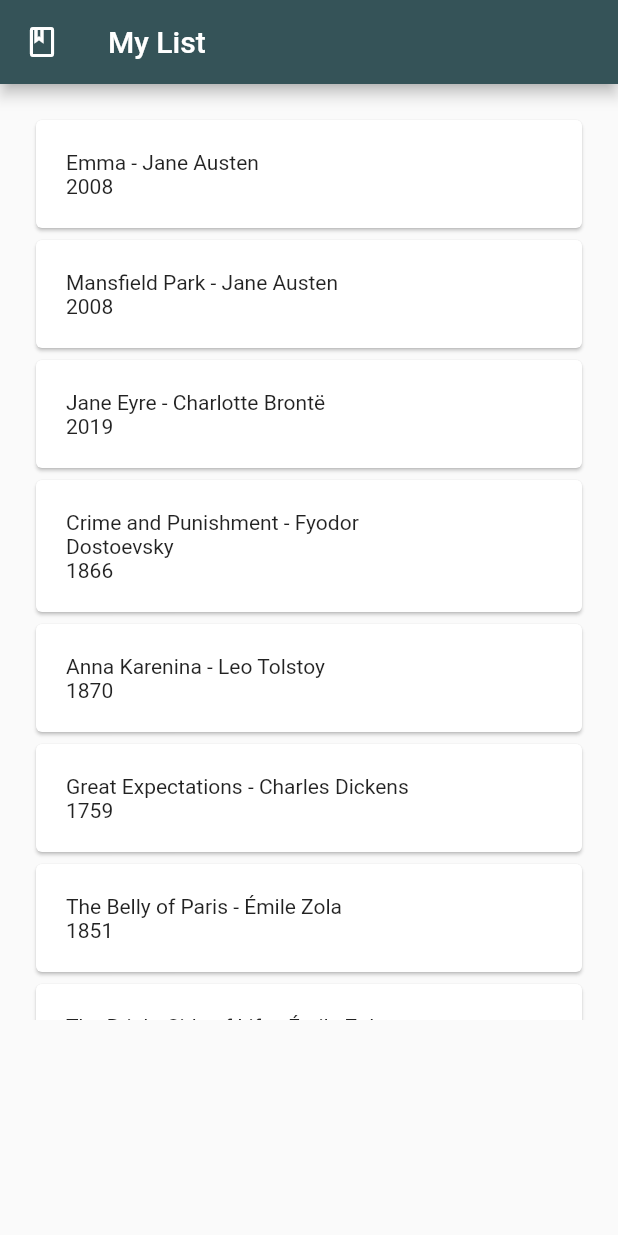
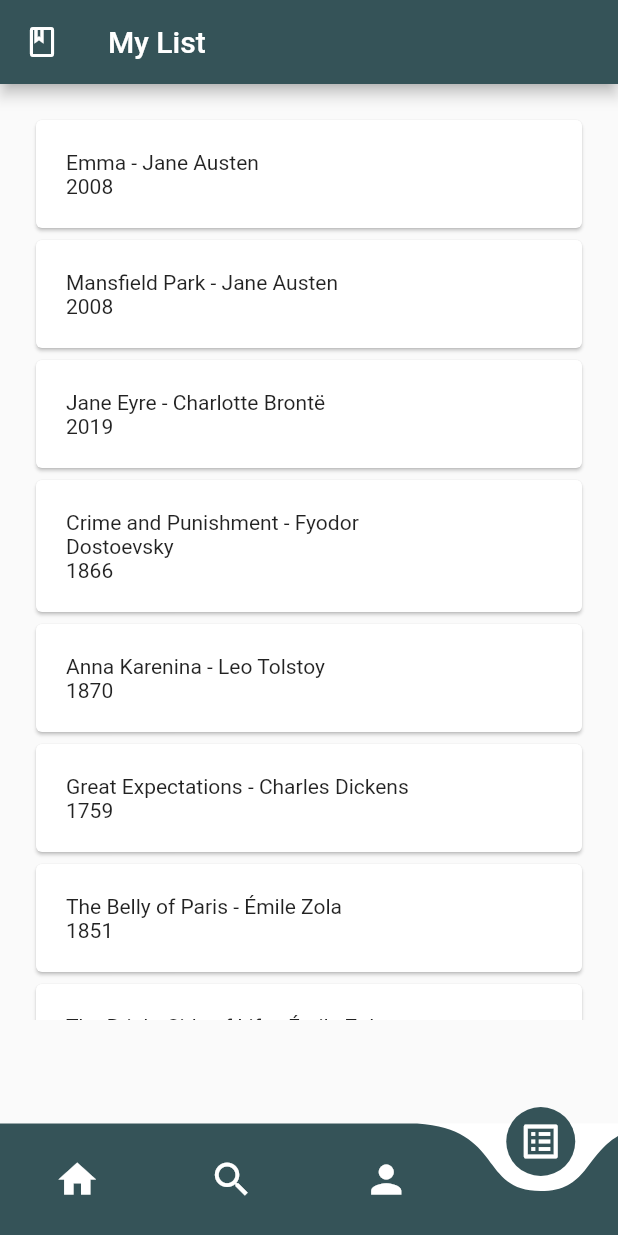
Before and after one commit to mhakantekbas/BookBud, a Flutter app: the screen it shows once a user with an empty profile is signed in, item 4 of the bottom bar chosen, on a phone screen of 412 x 824 dp. Run offline on Flutter 3.47's test engine with Material 2 defaults, Android fonts, the phone set to English and light mode, and no system bars; drawn by our look-alikes of curved_navigation_bar; our stand-ins replace dio, firebase_auth, firebase_core, get, google_fonts, google_sign_in and 1 more; accounts and stored records are empty; network calls fail.

Commit message:
google hot fix

```diff
--- a/lib/main.dart
+++ b/lib/main.dart
@@ -1,5 +1,6 @@
 import 'package:flutter/material.dart';
 import 'package:http/http.dart' as http;
+import 'package:term_project/pages/BaseWidget.dart';
 import 'package:term_project/pages/BookListPage.dart';
 import 'package:term_project/pages/MyListPage.dart';
 import 'package:term_project/pages/ProfilePage.dart';
--- /dev/null
+++ b/lib/pages/BaseWidget.dart
@@ -0,0 +1,64 @@
+import 'package:curved_navigation_bar/curved_navigation_bar.dart';
+import 'package:flutter/material.dart';
+import 'package:term_project/pages/search_page.dart';
+
+import 'BookListPage.dart';
+import 'MyListPage.dart';
+import 'ProfilePage.dart';
+
+class BottomBar extends StatefulWidget {
+  const BottomBar({Key? key}) : super(key: key);
+
+  @override
+  State<BottomBar> createState() => _BottomBarState();
+}
+
+class _BottomBarState extends State<BottomBar> {
+  int _index = 0;
+  final List<Widget> screens = [
+    BookListScreen(),
+    SearchPage(),
+    ProfilePage(),
+    MyListPage(),
+  ];
+
+  @override
+  Widget build(BuildContext context) {
+    return Scaffold(
+      body: screens[_index],
+      bottomNavigationBar: CurvedNavigationBar(
+        index: _index,
+        onTap: (value) {
+          setState(() {
+            _index = value;
+          });
+        },
+        animationDuration: Duration(milliseconds: 350),
+        color: Color.fromRGBO(53, 83, 88, 1),
+        backgroundColor: Colors.white,
+        items: [
+          Icon(
+            Icons.home,
+            size: 30,
+            color: Colors.white,
+          ),
+          Icon(
+            Icons.search,
+            size: 30,
+            color: Colors.white,
+          ),
+          Icon(
+            Icons.person,
+            size: 30,
+            color: Colors.white,
+          ),
+          Icon(
+            Icons.list_alt_outlined,
+            size: 30,
+            color: Colors.white,
+          ),
+        ],
+      ),
+    );
+  }
+}
--- a/lib/pages/BookListPage.dart
+++ b/lib/pages/BookListPage.dart
@@ -3,6 +3,7 @@ import 'package:flutter/material.dart';
 import 'package:term_project/pages/MyListPage.dart';
 import 'package:term_project/pages/ProfilePage.dart';
 import 'package:term_project/pages/search_page.dart';
+import 'package:term_project/widgets/firebase_services.dart';
 
 import '../services/dummydata.dart';
 
@@ -14,6 +15,7 @@ class BookListScreen extends StatefulWidget {
 }
 
 class _BookListScreenState extends State<BookListScreen> {
+  FirebaseServices _firebaseServices = FirebaseServices();
   @override
   Widget build(BuildContext context) {
     int _currentindex = 0;
@@ -22,7 +24,10 @@ class _BookListScreenState extends State<BookListScreen> {
         appBar: AppBar(
           actions: [
             MaterialButton(
-              onPressed: (() => FirebaseAuth.instance.signOut()),
+              onPressed: (() {
+                FirebaseAuth.instance.signOut();
+                _firebaseServices.SignOut();
+              }),
               child: Icon(Icons.logout),
             )
           ],
@@ -116,62 +121,6 @@ class _BookListScreenState extends State<BookListScreen> {
             ),
           ),
         ),
-        bottomNavigationBar: BottomNavigationBar(
-            currentIndex: _currentindex,
-            onTap: (value) {
-              if (value == 0) {
-                _currentindex = value;
-              }
-              if (value == 1) {
-                _currentindex = value;
-              }
-              if (value == 2) {
-                _currentindex = value;
-              }
-
-              setState(() {
-                _currentindex = value;
-              });
-            },
-            type: BottomNavigationBarType.fixed,
-            items: [
-              BottomNavigationBarItem(
-                icon: IconButton(
-                  icon: Icon(Icons.search),
-                  onPressed: () {
-                    Navigator.of(context).pushNamed(SearchPage.routeName);
-                  },
-                ),
-                label: 'Search',
-              ),
-              BottomNavigationBarItem(
-                icon: IconButton(
-                  icon: Icon(Icons.home),
-                  onPressed: () {
-                    Navigator.of(context).pushNamed(BookListScreen.routeName);
-                  },
-                ),
-                label: 'Home',
-              ),
-              BottomNavigationBarItem(
-                icon: IconButton(
-                  icon: Icon(Icons.person),
-                  onPressed: () {
-                    Navigator.of(context).pushNamed(ProfilePage.routeName);
-                  },
-                ),
-                label: 'Profile',
-              ),
-              BottomNavigationBarItem(
-                icon: IconButton(
-                  icon: Icon(Icons.book),
-                  onPressed: () {
-                    Navigator.of(context).pushNamed(MyListPage.routeName);
-                  },
-                ),
-                label: 'My list',
-              ),
-            ]),
       ),
     );
   }
--- a/lib/pages/ProfilePage.dart
+++ b/lib/pages/ProfilePage.dart
@@ -62,7 +62,7 @@ class ProfilePage extends StatelessWidget {
                   "${FirebaseAuth.instance.currentUser!.email}",
                   style: TextStyle(
                       fontWeight: FontWeight.bold,
-                      fontSize: 15,
+                      fontSize: 12,
                       color: Colors.grey),
                 ),
               ],
--- a/lib/widgets/hasData.dart
+++ b/lib/widgets/hasData.dart
@@ -1,6 +1,7 @@
 import 'package:flutter/material.dart';
 import 'package:firebase_auth/firebase_auth.dart';
 import 'package:term_project/pages/login_page.dart';
+import '../pages/BaseWidget.dart';
 import '../pages/BookListPage.dart';
 
 class HasData extends StatelessWidget {
@@ -13,7 +14,7 @@ class HasData extends StatelessWidget {
         stream: FirebaseAuth.instance.authStateChanges(),
         builder: (context, snapshot) {
           if (snapshot.hasData) {
-            return BookListScreen();
+            return BottomBar();
           } else {
             return LoginPage();
           }
--- a/pubspec.yaml
+++ b/pubspec.yaml
@@ -44,6 +44,7 @@ dependencies:
   firebase_auth: ^4.2.3
   google_sign_in: ^5.4.2
   get: ^4.6.5
+  curved_navigation_bar: ^1.0.3
 
 dev_dependencies:
   flutter_test:
```
Also changed, not shown: pubspec.lock.
